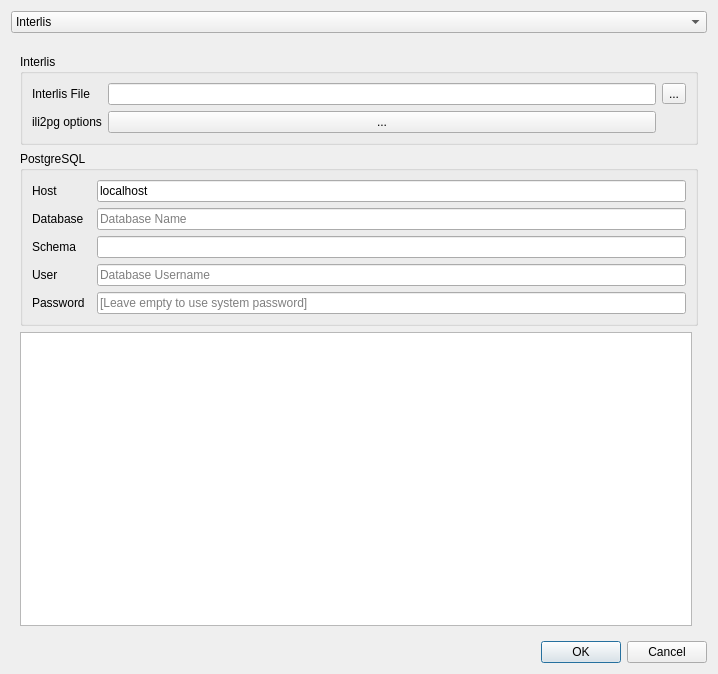
This is projectgenerator/ui/generate_project.ui in opengisch/QgisModelBaker as Qt 5 draws it before an edit. The edited form follows.
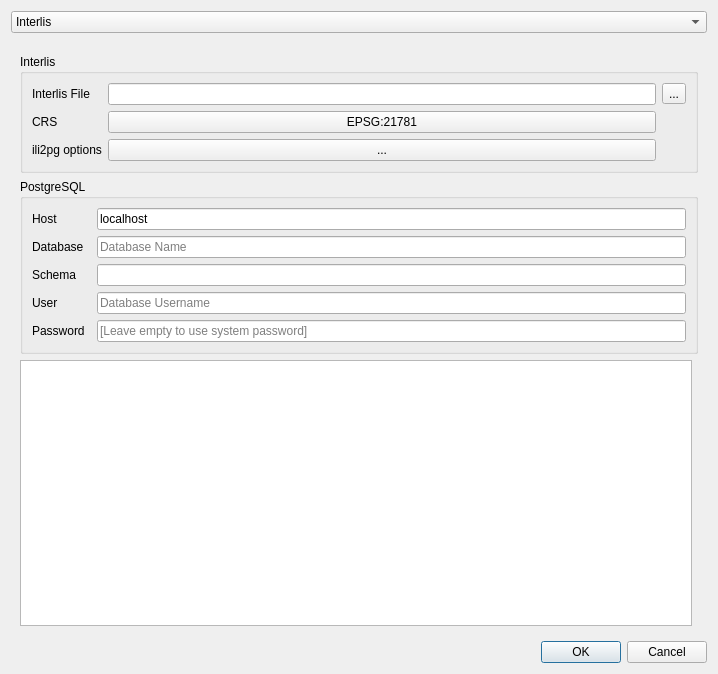
This is the edited form.

Commit message: Adjust ili2pg dialog according to PR discussion

What changed in the file:
```diff
--- a/projectgenerator/ui/generate_project.ui
+++ b/projectgenerator/ui/generate_project.ui
@@ -30,7 +30,7 @@
          </layout>
         </widget>
        </item>
-       <item row="2" column="0" colspan="2">
+       <item row="3" column="0" colspan="2">
         <widget class="QGroupBox" name="pg_config">
          <property name="title">
           <string>PostgreSQL</string>
@@ -131,24 +131,47 @@
             </property>
            </widget>
           </item>
-          <item row="1" column="0">
+          <item row="2" column="0">
            <widget class="QLabel" name="label_7">
             <property name="text">
              <string>ili2pg options</string>
             </property>
            </widget>
           </item>
-          <item row="1" column="2">
+          <item row="2" column="2">
            <widget class="QPushButton" name="ili2pg_options_button">
             <property name="text">
              <string>...</string>
             </property>
            </widget>
           </item>
+          <item row="1" column="0">
+           <widget class="QLabel" name="crs_label">
+            <property name="toolTip">
+             <string>Coordinate Reference System</string>
+            </property>
+            <property name="text">
+             <string>CRS</string>
+            </property>
+           </widget>
+          </item>
+          <item row="1" column="2">
+           <widget class="QPushButton" name="crs_selection_button">
+            <property name="maximumSize">
+             <size>
+              <width>16777215</width>
+              <height>16777215</height>
+             </size>
+            </property>
+            <property name="text">
+             <string>EPSG:21781</string>
+            </property>
+           </widget>
+          </item>
          </layout>
         </widget>
        </item>
-       <item row="3" column="0">
+       <item row="4" column="0">
         <widget class="QTextBrowser" name="txtStdout">
          <property name="openLinks">
           <bool>false</bool>
```
The commit also changes 4 other files.
